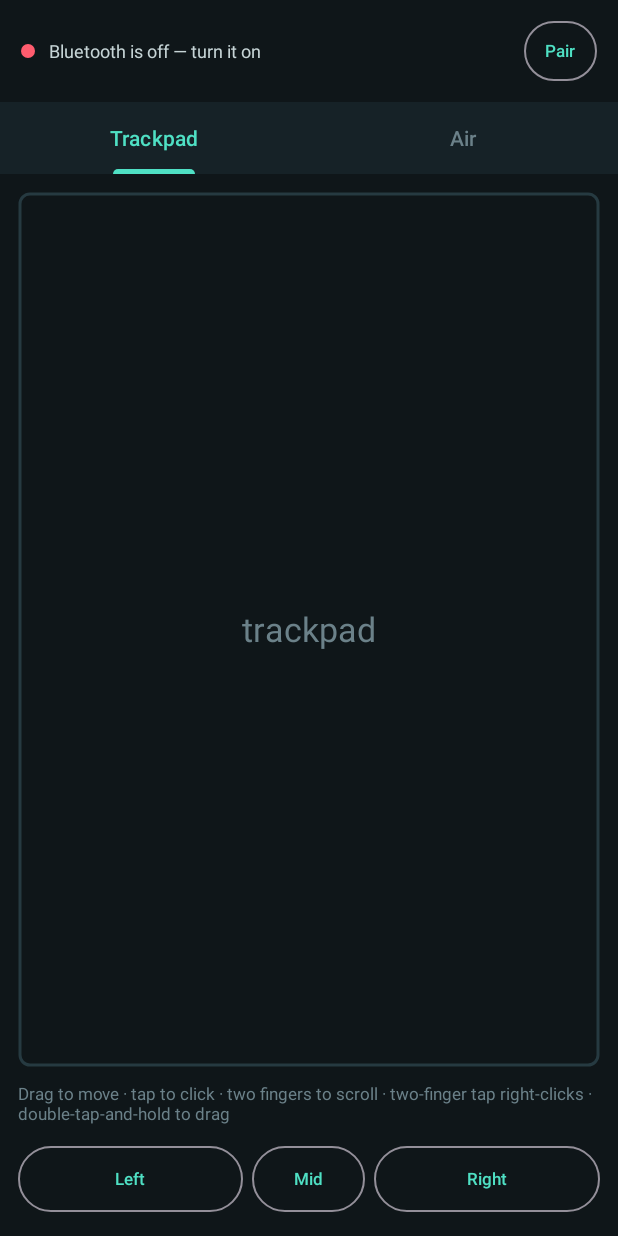
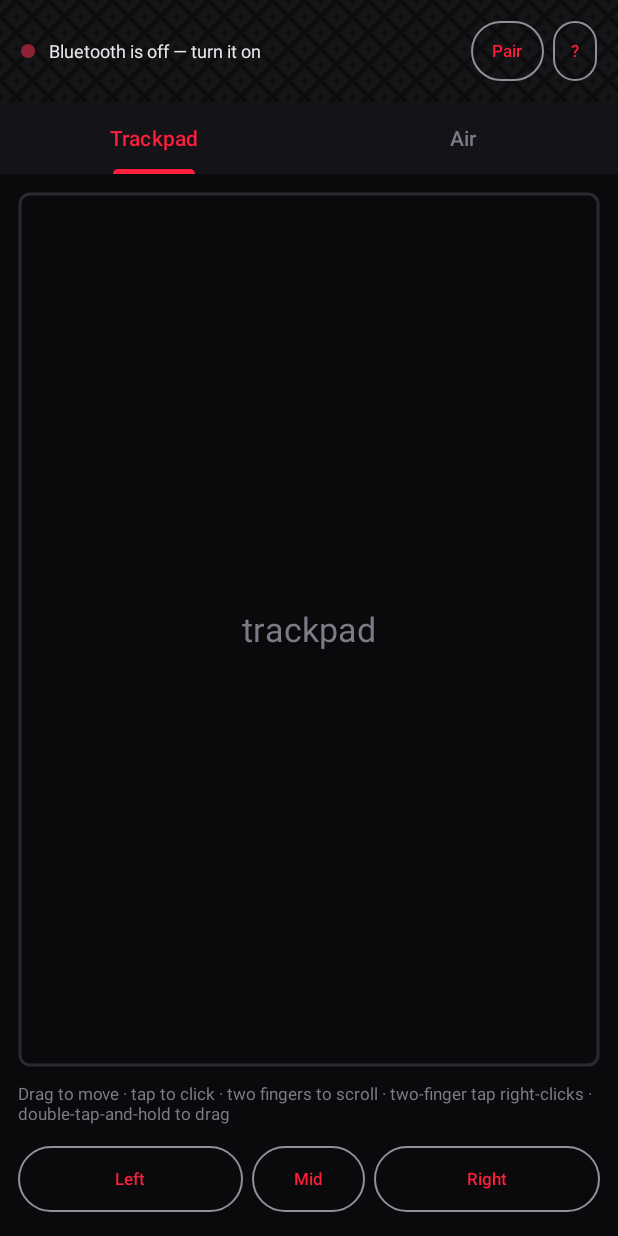
Before and after one commit to abinrobby0312-lang/gesture-mouse, an Android app: the screen it shows after launch (MainActivity), on a phone screen of 412 x 824 dp. Run offline under Robolectric (Android 15) with nearby library versions, the phone set to English and light mode, and no system bars; libraries missing offline, so code that uses them is left out: androidx.camera.core, androidx.camera.lifecycle, com.google.mediapipe.framework, com.google.mediapipe.tasks.

Commit message:
Add first-run tutorial and carbon fiber / neon red theme
A five-page walkthrough (TutorialDialog) shows once on first launch, covering
pairing, both gesture sets, and the sleep/wake behaviour. Reopenable any time
via the new ? button next to Pair.

Permission requests are deferred until the walkthrough closes - by any route,
including the back button, handled via onDismiss rather than only the
Skip/Done buttons, so first run can't get stuck in a state where permissions
are never asked for. Asking first would bury the explanation under a system
dialog and request camera access before the user has been told the app reads
hand gestures.

Retheme: ink/track/fire/fault color roles moved out of scattered
Color.parseColor() calls in Kotlin and into themes.xml, then repointed from
teal/amber to carbon fiber black and neon red. The carbon weave is a tiled
32x32 PNG (drawable-nodpi, so density buckets can't resample and band it)
referenced from both the main background and the tutorial.

Fixed along the way: TabLayout stretches its tab background to fill the tab,
which turned the page-indicator dots into ellipses - fixed with a gravity
centered fixed-size layer instead of a bare shape. And the tutorial's dialog
theme has to inherit from Theme.GestureMouse rather than a plain
android.R.style one, since MaterialButton/TabLayout throw on non-Material
themes - would have crashed the walkthrough on the very first thing a new
user sees.

Verified on-device: clean first run (pm clear) shows the tutorial unobstructed
by the permission prompt, dots render round, Done triggers permission requests
immediately after, and a relaunch after completion goes straight to the tabs
without the tutorial reappearing.

versionCode 1 -> 2, versionName 1.0.0 -> 1.1.0.

Co-Authored-By: Claude Sonnet 5 <noreply@anthropic.com>

```diff
--- a/app/build.gradle.kts
+++ b/app/build.gradle.kts
@@ -26,8 +26,8 @@ android {
         // Bump versionCode for every build you hand to someone — Android
         // refuses to install an APK whose versionCode is lower than what's
         // already on the device.
-        versionCode = 1
-        versionName = "1.0.0"
+        versionCode = 2
+        versionName = "1.1.0"
 
         // phones are ARM. shipping the x86 MediaPipe libs adds ~20 MB that no
         // real handset will ever load.
--- a/app/src/main/java/com/gesturemouse/HandOverlay.kt
+++ b/app/src/main/java/com/gesturemouse/HandOverlay.kt
@@ -2,7 +2,7 @@ package com.gesturemouse
 
 import android.content.Context
 import android.graphics.Canvas
-import android.graphics.Color
+import androidx.core.content.ContextCompat
 import android.graphics.Paint
 import android.util.AttributeSet
 import android.view.View
@@ -33,17 +33,22 @@ class HandOverlay @JvmOverloads constructor(
     private val ring = Paint(Paint.ANTI_ALIAS_FLAG).apply {
         style = Paint.Style.STROKE
         strokeWidth = 5f
-        color = Color.parseColor("#FFC24B")
+        color = ContextCompat.getColor(context, R.color.track)
     }
     private val halo = Paint(Paint.ANTI_ALIAS_FLAG).apply {
         style = Paint.Style.STROKE
         strokeWidth = 3f
-        color = Color.parseColor("#59FFC24B")
+        color = ContextCompat.getColor(context, R.color.overlay_halo)
     }
     private val edge = Paint(Paint.ANTI_ALIAS_FLAG).apply {
         style = Paint.Style.STROKE
         strokeWidth = 6f
     }
+
+    private val edgeOn = ContextCompat.getColor(context, R.color.overlay_edge_on)
+    private val edgeOff = ContextCompat.getColor(context, R.color.overlay_edge_off)
+    private val handOn = ContextCompat.getColor(context, R.color.overlay_hand_on)
+    private val handOff = ContextCompat.getColor(context, R.color.overlay_hand_off)
 
     fun setHands(hands: List<List<GestureEngine.Landmark>>, onPad: Boolean, sweeping: Boolean) {
         this.hands = hands
@@ -54,13 +59,13 @@ class HandOverlay @JvmOverloads constructor(
 
     override fun onDraw(canvas: Canvas) {
         // the whole frame is the pad; the edge glows while a hand is on it
-        edge.color = if (onPad) Color.parseColor("#8C4FE0C4") else Color.parseColor("#47263A41")
+        edge.color = if (onPad) edgeOn else edgeOff
         canvas.drawRect(3f, 3f, width - 3f, height - 3f, edge)
 
         val drawable = hands.filter { it.size >= 21 }
         if (drawable.isEmpty()) return
 
-        val active = if (onPad) Color.parseColor("#BF4FE0C4") else Color.parseColor("#806B8189")
+        val active = if (onPad) handOn else handOff
         bone.color = active
         joint.color = active
 
--- a/app/src/main/java/com/gesturemouse/MainActivity.kt
+++ b/app/src/main/java/com/gesturemouse/MainActivity.kt
@@ -4,7 +4,6 @@ import android.Manifest
 import android.bluetooth.BluetoothAdapter
 import android.content.Intent
 import android.content.pm.PackageManager
-import android.graphics.Color
 import android.graphics.drawable.GradientDrawable
 import android.os.Build
 import android.os.Bundle
@@ -51,9 +50,27 @@ class MainActivity : AppCompatActivity() {
         }.attach()
 
         b.pairButton.setOnClickListener { onPairPressed() }
+        b.helpButton.setOnClickListener { TutorialDialog.show(supportFragmentManager) }
 
         android.util.Log.i(HidMouse.TAG, "MainActivity.onCreate")
-        requestNeededPermissions()
+
+        // First run only — guarded on savedInstanceState so a rotation doesn't
+        // put it back up over whatever you were doing.
+        //
+        // On that first run the permission prompts wait until the walkthrough
+        // is done. Asking first buries the explanation under a system dialog,
+        // and asks for the camera before the user has been told the app is a
+        // mouse that reads hand gestures — which is both a worse first
+        // impression and a worse reason to tap Allow.
+        val firstRun = savedInstanceState == null && !TutorialDialog.hasBeenSeen(this)
+        if (firstRun) {
+            supportFragmentManager.setFragmentResultListener(
+                TutorialDialog.RESULT_DISMISSED, this
+            ) { _, _ -> requestNeededPermissions() }
+            TutorialDialog.show(supportFragmentManager)
+        } else {
+            requestNeededPermissions()
+        }
     }
 
     override fun onResume() {
@@ -105,11 +122,11 @@ class MainActivity : AppCompatActivity() {
     }
 
     private fun showState(state: HidMouse.State, msg: String) {
-        val color = when (state) {
-            HidMouse.State.CONNECTED -> Color.parseColor("#4FE0C4")
-            HidMouse.State.WAITING, HidMouse.State.REGISTERING -> Color.parseColor("#FFC24B")
-            else -> Color.parseColor("#FF5C6E")
-        }
+        val color = ContextCompat.getColor(this, when (state) {
+            HidMouse.State.CONNECTED -> R.color.track
+            HidMouse.State.WAITING, HidMouse.State.REGISTERING -> R.color.fire
+            else -> R.color.fault
+        })
         (b.statusDot.background as? GradientDrawable)?.setColor(color)
         b.statusText.text = when (state) {
             HidMouse.State.CONNECTED -> "Connected to $msg"
--- a/app/src/main/java/com/gesturemouse/TrackpadSurface.kt
+++ b/app/src/main/java/com/gesturemouse/TrackpadSurface.kt
@@ -2,7 +2,7 @@ package com.gesturemouse
 
 import android.content.Context
 import android.graphics.Canvas
-import android.graphics.Color
+import androidx.core.content.ContextCompat
 import android.graphics.Paint
 import android.graphics.RectF
 import android.util.AttributeSet
@@ -57,21 +57,27 @@ class TrackpadSurface @JvmOverloads constructor(
         strokeWidth = 3f
     }
     private val label = Paint(Paint.ANTI_ALIAS_FLAG).apply {
-        color = Color.parseColor("#6B8189")
+        color = ContextCompat.getColor(context, R.color.dim)
         textSize = 34f
         textAlign = Paint.Align.CENTER
     }
     private val touchDot = Paint(Paint.ANTI_ALIAS_FLAG).apply {
-        color = Color.parseColor("#4FE0C4")
+        color = ContextCompat.getColor(context, R.color.track)
     }
     private var touches = mutableListOf<Pair<Float, Float>>()
+
+    private val borderDragging = ContextCompat.getColor(context, R.color.fire)
+    private val borderGlow = ContextCompat.getColor(context, R.color.track)
+    private val borderIdle = ContextCompat.getColor(context, R.color.line)
 
     override fun onDraw(canvas: Canvas) {
         val r = RectF(2f, 2f, width - 2f, height - 2f)
         border.color = when {
-            dragging -> Color.parseColor("#FF5C6E")
-            glow > 0f -> Color.parseColor("#4FE0C4")
-            else -> Color.parseColor("#263A41")
+            // amber, not the crimson `fault`: dragging is a live state, not an
+            // error, and it has to stay distinct from the neon-red glow
+            dragging -> borderDragging
+            glow > 0f -> borderGlow
+            else -> borderIdle
         }
         canvas.drawRoundRect(r, 10f, 10f, border)
 
--- /dev/null
+++ b/app/src/main/java/com/gesturemouse/TutorialDialog.kt
@@ -0,0 +1,179 @@
+package com.gesturemouse
+
+import android.content.Context
+import android.os.Bundle
+import android.view.LayoutInflater
+import android.view.View
+import android.view.ViewGroup
+import androidx.fragment.app.DialogFragment
+import androidx.fragment.app.FragmentManager
+import androidx.recyclerview.widget.RecyclerView
+import androidx.viewpager2.widget.ViewPager2
+import com.google.android.material.tabs.TabLayoutMediator
+import com.gesturemouse.databinding.DialogTutorialBinding
+import com.gesturemouse.databinding.ItemTutorialPageBinding
+
+/**
+ * The first-run walkthrough.
+ *
+ * Shown once automatically, then never again unless asked for — the flag lives
+ * in [PREFS] so it survives reinstall-free app restarts, and the help button in
+ * [MainActivity] reopens it on demand. Nothing here is interactive beyond
+ * paging; it exists because none of the gestures are discoverable by poking at
+ * the screen, and a Bluetooth mouse that needs pairing before it does anything
+ * is a bad first impression without a word of explanation.
+ */
+class TutorialDialog : DialogFragment() {
+
+    private data class Page(val step: String, val title: String, val body: String)
+
+    private val pages = listOf(
+        Page(
+            "Step 1 of 5",
+            "Your phone is the mouse",
+            "Gesture Mouse turns this phone into a Bluetooth mouse. Your computer " +
+                "needs nothing installed — it just sees an ordinary wireless mouse " +
+                "and uses the driver it already has.\n\nEverything runs on the phone. " +
+                "No video and no tracking data ever leave the device."
+        ),
+        Page(
+            "Step 2 of 5",
+            "Pair it first",
+            "Nothing works until the computer is connected.\n\n" +
+                "1.  Tap PAIR at the top\n" +
+                "2.  Pick your computer from the list\n" +
+                "3.  Confirm the matching code on both screens\n\n" +
+                "The dot turns red when you're connected. If it was paired before " +
+                "this app existed, remove it on the computer first and pair again " +
+                "from here."
+        ),
+        Page(
+            "Step 3 of 5",
+            "Trackpad tab",
+            "An ordinary touch trackpad, following laptop conventions.\n\n" +
+                "•  One finger — move the cursor\n" +
+                "•  Tap — left click\n" +
+                "•  Two-finger drag — scroll\n" +
+                "•  Two-finger tap — right click\n" +
+                "•  Tap, then press and hold — drag something"
+        ),
+        Page(
+            "Step 4 of 5",
+            "Air tab",
+            "Point the camera at your hand and don't touch anything.\n\n" +
+                "•  Open palm — sweep fast across the screen\n" +
+                "•  Point one finger — slow, precise aiming\n" +
+                "•  Dip your index finger — click\n" +
+                "•  Pinch and hold — grab and drag\n" +
+                "•  Two fingers up, move up or down — scroll\n" +
+                "•  Make a fist — lift off and reposition"
+        ),
+        Page(
+            "Step 5 of 5",
+            "It goes to sleep",
+            "The camera sees everything in front of it, not just you. So after 5 " +
+                "seconds without real use, the Air tab stops reacting entirely and " +
+                "shows \"sleeping\".\n\nTo wake it, hold one open palm steady for 3 " +
+                "seconds — there's a countdown on screen.\n\nYou can reopen this " +
+                "guide any time with the ? button."
+        )
+    )
+
+    private var _b: DialogTutorialBinding? = null
+    private val b get() = _b!!
+
+    override fun onCreate(savedInstanceState: Bundle?) {
+        super.onCreate(savedInstanceState)
+        setStyle(STYLE_NORMAL, R.style.Theme_GestureMouse_Fullscreen)
+    }
+
+    override fun onCreateView(
+        inflater: LayoutInflater, container: ViewGroup?, savedInstanceState: Bundle?
+    ): View {
+        _b = DialogTutorialBinding.inflate(inflater, container, false)
+        return b.root
+    }
+
+    override fun onViewCreated(view: View, savedInstanceState: Bundle?) {
+        b.tutorialPager.adapter = PageAdapter()
+        TabLayoutMediator(b.tutorialDots, b.tutorialPager) { _, _ -> }.attach()
+
+        b.tutorialSkip.setOnClickListener { finish() }
+        b.tutorialNext.setOnClickListener {
+            val next = b.tutorialPager.currentItem + 1
+            if (next < pages.size) b.tutorialPager.currentItem = next else finish()
+        }
+
+        // last page says "Done" rather than "Next", so it's clear the button
+        // closes rather than advancing into nothing
+        b.tutorialPager.registerOnPageChangeCallback(
+            object : ViewPager2.OnPageChangeCallback() {
+                override fun onPageSelected(position: Int) {
+                    val last = position == pages.lastIndex
+                    b.tutorialNext.text = if (last) "Done" else "Next"
+                    b.tutorialSkip.visibility = if (last) View.INVISIBLE else View.VISIBLE
+                }
+            }
+        )
+    }
+
+    private fun finish() = dismissAllowingStateLoss()
+
+    /**
+     * Marking seen and reporting completion happen here rather than in
+     * [finish], so the back button counts as finishing too — otherwise backing
+     * out would leave the walkthrough queued to reappear forever, and (on
+     * first run) leave permissions never requested.
+     */
+    override fun onDismiss(dialog: android.content.DialogInterface) {
+        super.onDismiss(dialog)
+        context?.let { markSeen(it) }
+        parentFragmentManager.setFragmentResult(RESULT_DISMISSED, Bundle.EMPTY)
+    }
+
+    override fun onDestroyView() {
+        super.onDestroyView()
+        _b = null
+    }
+
+    private inner class PageAdapter : RecyclerView.Adapter<PageHolder>() {
+        override fun onCreateViewHolder(parent: ViewGroup, viewType: Int) = PageHolder(
+            ItemTutorialPageBinding.inflate(LayoutInflater.from(parent.context), parent, false)
+        )
+
+        override fun getItemCount() = pages.size
+
+        override fun onBindViewHolder(holder: PageHolder, position: Int) {
+            val p = pages[position]
+            holder.binding.pageStep.text = p.step
+            holder.binding.pageTitle.text = p.title
+            holder.binding.pageBody.text = p.body
+        }
+    }
+
+    private class PageHolder(val binding: ItemTutorialPageBinding) :
+        RecyclerView.ViewHolder(binding.root)
+
+    companion object {
+        private const val PREFS = "gesturemouse"
+        private const val KEY_SEEN = "tutorialSeen"
+        private const val TAG = "tutorial"
+
+        /** Fired once the walkthrough closes, by any route. */
+        const val RESULT_DISMISSED = "tutorialDismissed"
+
+        private fun prefs(context: Context) =
+            context.getSharedPreferences(PREFS, Context.MODE_PRIVATE)
+
+        fun hasBeenSeen(context: Context) = prefs(context).getBoolean(KEY_SEEN, false)
+
+        fun markSeen(context: Context) =
+            prefs(context).edit().putBoolean(KEY_SEEN, true).apply()
+
+        /** Show it, unless it's already on screen. */
+        fun show(fm: FragmentManager) {
+            if (fm.findFragmentByTag(TAG) != null) return
+            TutorialDialog().show(fm, TAG)
+        }
+    }
+}
--- /dev/null
+++ b/app/src/main/res/drawable/carbon_fiber.xml
@@ -0,0 +1,12 @@
+<?xml version="1.0" encoding="utf-8"?>
+<!--
+    Tiled carbon-fibre weave used as the app background.
+
+    The tile lives in drawable-nodpi so Android doesn't rescale it per density —
+    a resampled weave turns into visible banding, and the pattern only reads
+    correctly at its authored pixel size.
+-->
+<bitmap xmlns:android="http://schemas.android.com/apk/res/android"
+    android:src="@drawable/carbon_tile"
+    android:tileMode="repeat"
+    android:dither="true" />
--- a/app/src/main/res/layout/activity_main.xml
+++ b/app/src/main/res/layout/activity_main.xml
@@ -4,7 +4,7 @@
     android:layout_width="match_parent"
     android:layout_height="match_parent"
     android:orientation="vertical"
-    android:background="@color/ink"
+    android:background="@drawable/carbon_fiber"
     android:fitsSystemWindows="true">
 
     <!-- connection strip: this is the only thing standing between the app and
@@ -43,6 +43,20 @@
             android:paddingHorizontal="14dp"
             android:text="Pair"
             android:textSize="11sp" />
+
+        <!-- reopens the first-run walkthrough; none of the gestures are
+             discoverable by poking at the screen, so it needs a way back -->
+        <com.google.android.material.button.MaterialButton
+            android:id="@+id/helpButton"
+            style="@style/Widget.Material3.Button.OutlinedButton"
+            android:layout_width="wrap_content"
+            android:layout_height="wrap_content"
+            android:layout_marginStart="6dp"
+            android:minWidth="0dp"
+            android:paddingHorizontal="12dp"
+            android:text="?"
+            android:contentDescription="Show the walkthrough"
+            android:textSize="11sp" />
     </LinearLayout>
 
     <com.google.android.material.tabs.TabLayout
--- a/app/src/main/res/values/themes.xml
+++ b/app/src/main/res/values/themes.xml
@@ -1,18 +1,35 @@
 <?xml version="1.0" encoding="utf-8"?>
 <resources xmlns:tools="http://schemas.android.com/tools">
 
-    <color name="ink">#FF0F1619</color>
-    <color name="panel">#FF162227</color>
-    <color name="line">#FF263A41</color>
-    <color name="paper">#FFC6D4D6</color>
-    <color name="dim">#FF6B8189</color>
-    <color name="track">#FF4FE0C4</color>
-    <color name="fire">#FFFFC24B</color>
-    <color name="fault">#FFFF5C6E</color>
+    <!--
+        Carbon fibre and neon red.
+
+        One deliberate choice worth knowing: `track` (the active/connected
+        accent) is the neon red, so red means *good* here. That leaves errors
+        needing to be told apart from it, which `fault` does by being much
+        darker rather than a different hue - a bright signal reads as live, a
+        dark one as dead, and both stay inside the palette.
+    -->
+    <color name="ink">#FF0A0A0C</color>       <!-- base, under the weave -->
+    <color name="panel">#FF141418</color>
+    <color name="line">#FF2A2A32</color>
+    <color name="paper">#FFE8E8EC</color>
+    <color name="dim">#FF7C7C88</color>
+    <color name="track">#FFFF1F3D</color>     <!-- neon red: active, connected -->
+    <color name="fire">#FFFFA62B</color>      <!-- amber: pending, waiting -->
+    <color name="fault">#FF8C2233</color>     <!-- deep crimson: error, off -->
+
+    <!-- Overlay colours carry their own alpha, so they're declared rather than
+         computed at draw time. -->
+    <color name="overlay_edge_on">#8CFF1F3D</color>
+    <color name="overlay_edge_off">#472A2A32</color>
+    <color name="overlay_hand_on">#BFFF1F3D</color>
+    <color name="overlay_hand_off">#807C7C88</color>
+    <color name="overlay_halo">#59FF1F3D</color>
 
     <style name="Theme.GestureMouse" parent="Theme.Material3.Dark.NoActionBar">
         <item name="colorPrimary">@color/track</item>
-        <item name="colorOnPrimary">@color/ink</item>
+        <item name="colorOnPrimary">@color/paper</item>
         <item name="colorSecondary">@color/fire</item>
         <item name="android:colorBackground">@color/ink</item>
         <item name="android:statusBarColor">@color/ink</item>
@@ -20,4 +37,19 @@
         <item name="android:textColor">@color/paper</item>
         <item name="tabIndicatorColor">@color/track</item>
     </style>
+
+    <!--
+        Fullscreen variant for the tutorial dialog.
+
+        It must inherit from the app theme, not a plain android.R.style.* one:
+        MaterialButton and TabLayout resolve Material attributes at inflation
+        and throw outright under a non-Material theme, which would crash the
+        walkthrough on first launch — the very first thing a new user sees.
+    -->
+    <style name="Theme.GestureMouse.Fullscreen" parent="Theme.GestureMouse">
+        <item name="android:windowFullscreen">true</item>
+        <item name="android:windowNoTitle">true</item>
+        <item name="android:windowIsFloating">false</item>
+        <item name="android:windowBackground">@color/ink</item>
+    </style>
 </resources>
```
Also changed, not shown: app/src/main/res/drawable/tab_dot.xml (added, +29 -0 lines), app/src/main/res/layout/dialog_tutorial.xml (added, +61 -0 lines), app/src/main/res/layout/item_tutorial_page.xml (added, +37 -0 lines), app/src/main/res/drawable-nodpi/carbon_tile.png (added), 1 other file.
